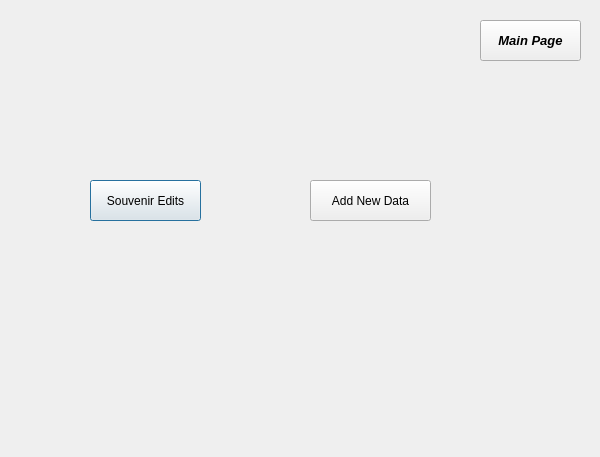
Qt form maintenancepage.ui (Ling2251/CS1D-Project-2-Baseball-Project) before a commit.
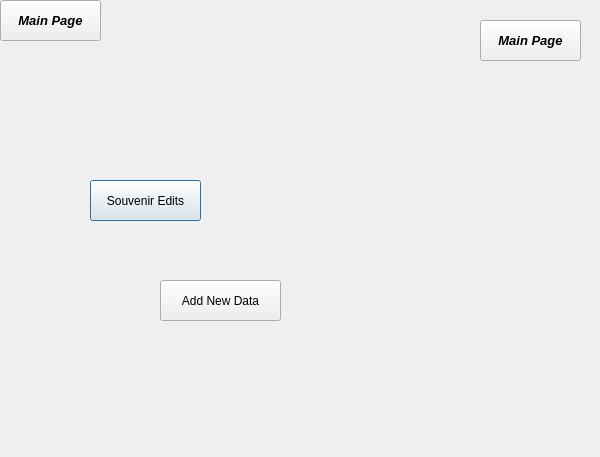
The same form after that commit.

Commit message: adding reading in intput file class

What changed in the file:
```diff
--- a/maintenancepage.ui
+++ b/maintenancepage.ui
@@ -29,8 +29,8 @@
   <widget class="QPushButton" name="InputFileButton">
    <property name="geometry">
     <rect>
-     <x>310</x>
-     <y>180</y>
+     <x>160</x>
+     <y>280</y>
      <width>121</width>
      <height>41</height>
     </rect>
@@ -61,6 +61,28 @@
     <string>Main Page</string>
    </property>
   </widget>
+  <widget class="QPushButton" name="mainPagrButton_2">
+   <property name="geometry">
+    <rect>
+     <x>0</x>
+     <y>0</y>
+     <width>101</width>
+     <height>41</height>
+    </rect>
+   </property>
+   <property name="font">
+    <font>
+     <family>Arial</family>
+     <pointsize>10</pointsize>
+     <weight>75</weight>
+     <italic>true</italic>
+     <bold>true</bold>
+    </font>
+   </property>
+   <property name="text">
+    <string>Main Page</string>
+   </property>
+  </widget>
  </widget>
  <resources/>
  <connections/>
```
The commit also changes 6 other files.
